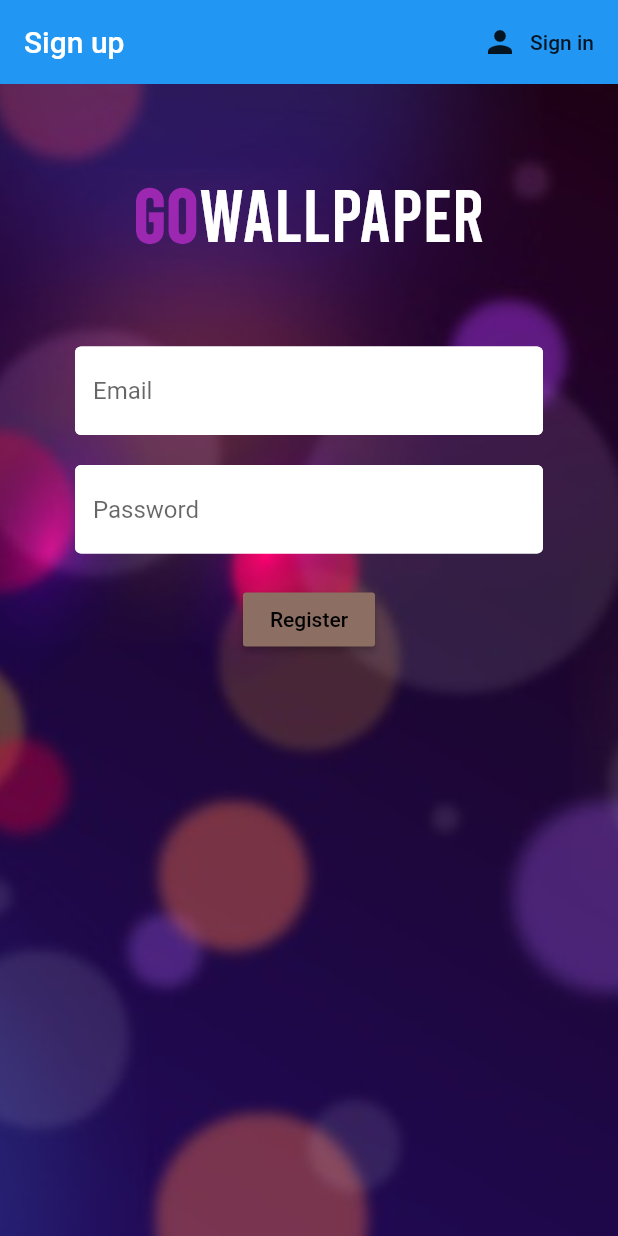
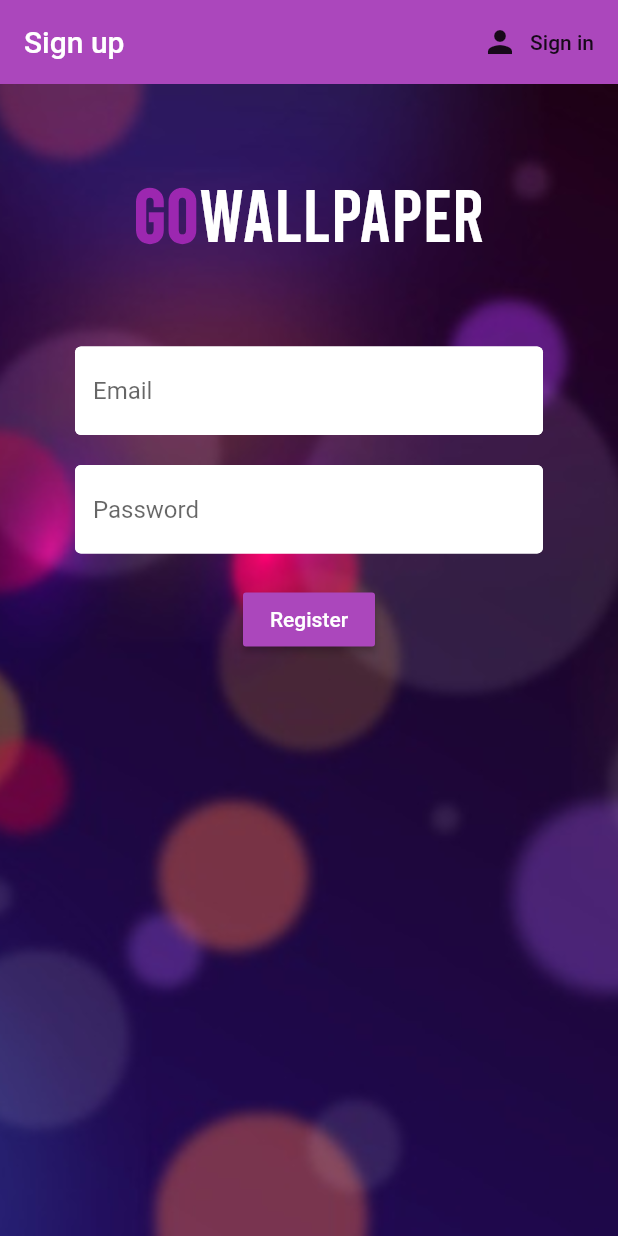
Before and after one commit to taufiqzaidong/GoWallpaper, a Flutter app: the screen it shows after launch, after a tap on "Sign in", after a tap on "Register", on a phone screen of 412 x 824 dp. Run offline on Flutter 3.47's test engine with Material 2 defaults, Android fonts, the phone set to English and light mode, and no system bars; our stand-ins replace firebase_auth, flutter_spinkit, google_fonts; accounts and stored records are empty.

Commit message:
auth colour

```diff
--- a/lib/screens/register.dart
+++ b/lib/screens/register.dart
@@ -25,8 +25,10 @@ class _RegisterState extends State<Register> {
     return loading
         ? Loading()
         : Scaffold(
-            resizeToAvoidBottomInset: false,
+            resizeToAvoidBottomInset: true,
+            resizeToAvoidBottomPadding: true,
             appBar: AppBar(
+              backgroundColor: Colors.purple[400],
               elevation: 0,
               title: Text('Sign up'),
               actions: <Widget>[
@@ -89,10 +91,10 @@ class _RegisterState extends State<Register> {
                       ),
                       SizedBox(height: 20),
                       RaisedButton(
-                        color: Colors.brown[400],
+                        color: Colors.purple[400],
                         child: Text(
                           'Register',
-                          style: TextStyle(color: Colors.black),
+                          style: TextStyle(color: Colors.white),
                         ),
                         onPressed: () async {
                           setState(() => loading = true);
@@ -110,7 +112,8 @@ class _RegisterState extends State<Register> {
                       ),
                       SizedBox(height: 20),
                       Text(error,
-                          style: TextStyle(color: Colors.red, fontSize: 14))
+                          style:
+                              TextStyle(color: Colors.red[200], fontSize: 14))
                     ],
                   ),
                 )));
--- a/lib/screens/sign_in.dart
+++ b/lib/screens/sign_in.dart
@@ -27,6 +27,7 @@ class _SignInState extends State<SignIn> {
         : Scaffold(
             resizeToAvoidBottomInset: false,
             appBar: AppBar(
+              backgroundColor: Colors.purple[400],
               elevation: 0,
               title: Text('Log in'),
               actions: <Widget>[
@@ -89,10 +90,10 @@ class _SignInState extends State<SignIn> {
                       ),
                       SizedBox(height: 20),
                       RaisedButton(
-                        color: Colors.brown[400],
+                        color: Colors.purple[400],
                         child: Text(
                           'Sign in',
-                          style: TextStyle(color: Colors.black),
+                          style: TextStyle(color: Colors.white),
                         ),
                         onPressed: () async {
                           if (_formKey.currentState.validate()) {
@@ -110,7 +111,8 @@ class _SignInState extends State<SignIn> {
                       ),
                       SizedBox(height: 12.0),
                       Text(error,
-                          style: TextStyle(color: Colors.red, fontSize: 14))
+                          style:
+                              TextStyle(color: Colors.red[200], fontSize: 14))
                     ],
                   ),
                 )));
```
